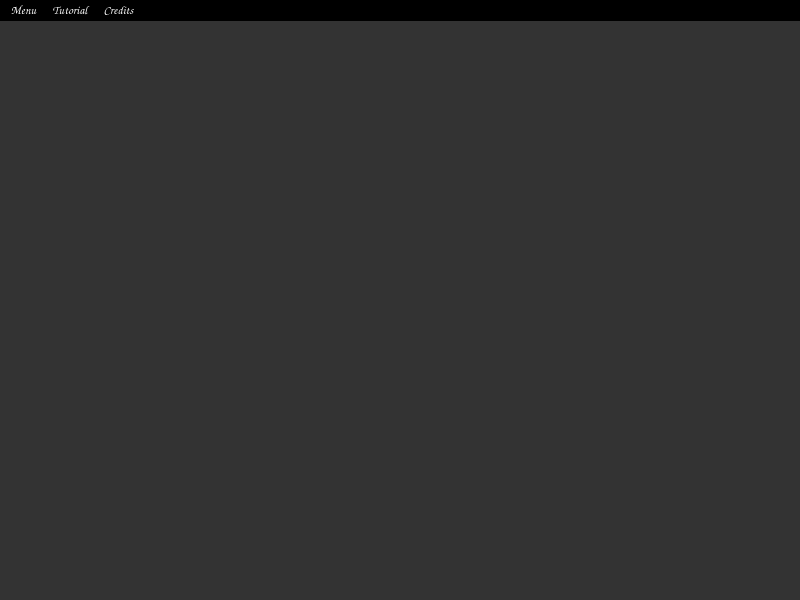
Old version of the form frogrammyacademy/static/ui/frogrammy_window.ui in the repository reyniel26/pyqt_playground.
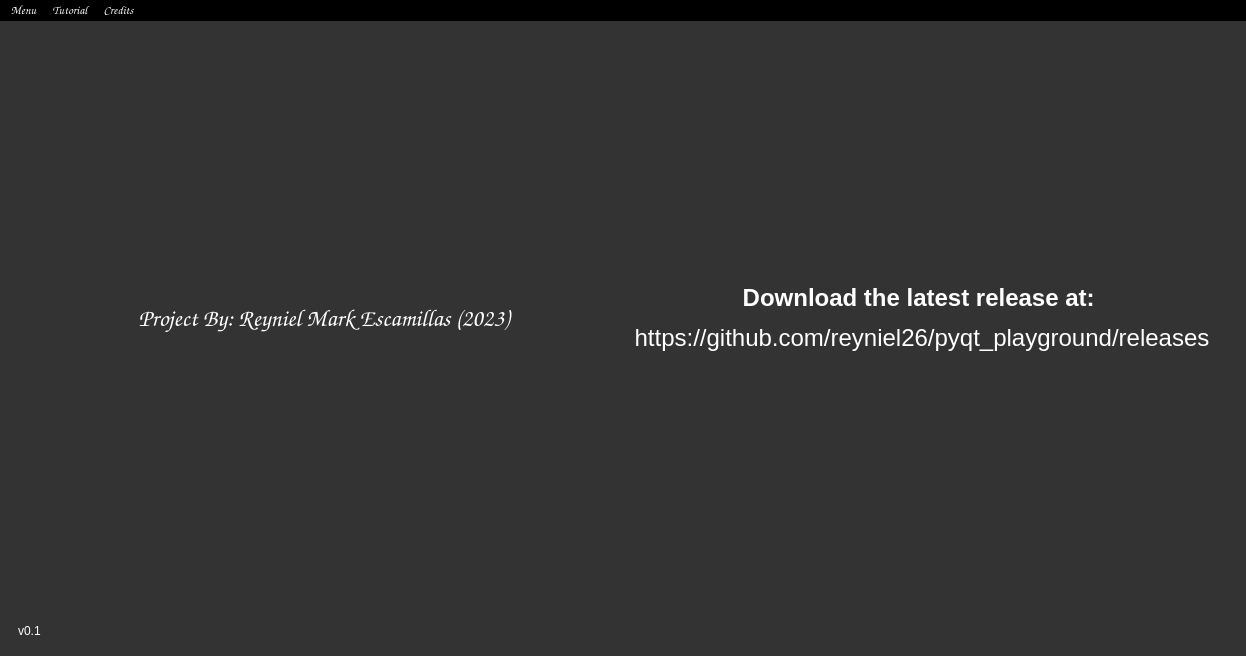
New version of the form. The open tabs and pages were chosen to show the change. Icons and pictures are not drawn.

The edit to the form file:
```diff
--- a/frogrammyacademy/static/ui/frogrammy_window.ui
+++ b/frogrammyacademy/static/ui/frogrammy_window.ui
@@ -6,8 +6,8 @@
    <rect>
     <x>0</x>
     <y>0</y>
-    <width>800</width>
-    <height>600</height>
+    <width>1246</width>
+    <height>656</height>
    </rect>
   </property>
   <property name="windowTitle">
@@ -18,9 +18,9 @@
     <string notr="true">background-color:#333333;
 color:white;</string>
    </property>
-   <layout class="QVBoxLayout" name="verticalLayout_2">
+   <layout class="QHBoxLayout" name="horizontalLayout">
     <item>
-     <widget class="QStackedWidget" name="stackedWidget">
+     <widget class="QStackedWidget" name="main_stack_widget">
       <widget class="QWidget" name="home_page">
        <layout class="QVBoxLayout" name="verticalLayout">
         <item>
@@ -38,7 +38,73 @@
         </item>
        </layout>
       </widget>
-      <widget class="QWidget" name="credits_page"/>
+      <widget class="QWidget" name="credits_page">
+       <layout class="QVBoxLayout" name="verticalLayout_2" stretch="1,0,0">
+        <item>
+         <layout class="QHBoxLayout" name="horizontalLayout_2">
+          <property name="leftMargin">
+           <number>10</number>
+          </property>
+          <property name="topMargin">
+           <number>10</number>
+          </property>
+          <property name="rightMargin">
+           <number>10</number>
+          </property>
+          <property name="bottomMargin">
+           <number>10</number>
+          </property>
+          <item>
+           <layout class="QVBoxLayout" name="verticalLayout_5">
+            <item>
+             <widget class="QLabel" name="label_4">
+              <property name="font">
+               <font>
+                <family>Comic Sans MS</family>
+               </font>
+              </property>
+              <property name="text">
+               <string>&lt;html&gt;&lt;head/&gt;&lt;body&gt;&lt;p align=&quot;center&quot;&gt;&lt;span style=&quot; font-size:18pt;&quot;&gt;Project By: Reyniel Mark Escamillas (2023)&lt;/span&gt;&lt;/p&gt;&lt;/body&gt;&lt;/html&gt;</string>
+              </property>
+             </widget>
+            </item>
+           </layout>
+          </item>
+          <item>
+           <layout class="QVBoxLayout" name="verticalLayout_4">
+            <item>
+             <widget class="QLabel" name="label_5">
+              <property name="text">
+               <string>&lt;html&gt;&lt;head/&gt;&lt;body&gt;&lt;p align=&quot;center&quot;&gt;&lt;span style=&quot; font-size:18pt; font-weight:600;&quot;&gt;Download the latest release at: &lt;/span&gt;&lt;/p&gt;&lt;p align=&quot;center&quot;&gt;&lt;span style=&quot; font-size:18pt;&quot;&gt;https://github.com/reyniel26/pyqt_playground/releases&lt;/span&gt;&lt;/p&gt;&lt;/body&gt;&lt;/html&gt;</string>
+              </property>
+             </widget>
+            </item>
+           </layout>
+          </item>
+         </layout>
+        </item>
+        <item>
+         <widget class="QLabel" name="label_3">
+          <property name="text">
+           <string/>
+          </property>
+          <property name="pixmap">
+           <pixmap>../images/Credits - Edited.png</pixmap>
+          </property>
+          <property name="scaledContents">
+           <bool>true</bool>
+          </property>
+         </widget>
+        </item>
+        <item>
+         <widget class="QLabel" name="version_label">
+          <property name="text">
+           <string>v0.1</string>
+          </property>
+         </widget>
+        </item>
+       </layout>
+      </widget>
       <widget class="QWidget" name="tutorial_page">
        <layout class="QVBoxLayout" name="verticalLayout_3">
         <item>
@@ -65,7 +131,7 @@
     <rect>
      <x>0</x>
      <y>0</y>
-     <width>800</width>
+     <width>1246</width>
      <height>19</height>
     </rect>
    </property>
```
